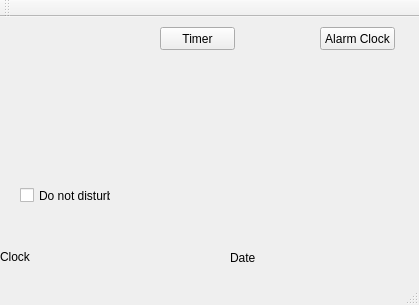
The window that lab3_2/mainwindow.ui (AndrikB/2-Course) describes before a commit, drawn with Qt 5.
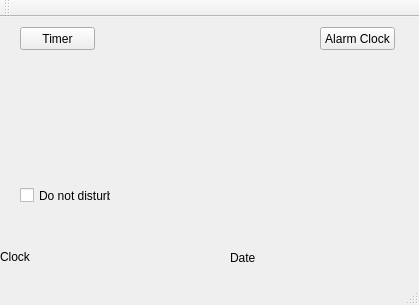
The same window after the commit.

Commit message: add list of timer and not visible button

Patch:
```diff
--- a/lab3_2/mainwindow.ui
+++ b/lab3_2/mainwindow.ui
@@ -17,7 +17,7 @@
    <widget class="QPushButton" name="Timer">
     <property name="geometry">
      <rect>
-      <x>160</x>
+      <x>20</x>
       <y>10</y>
       <width>75</width>
       <height>23</height>
```
Left out of the diff: 2 changed lines with no effect on the pictures. The commit also changes 6 other files.
